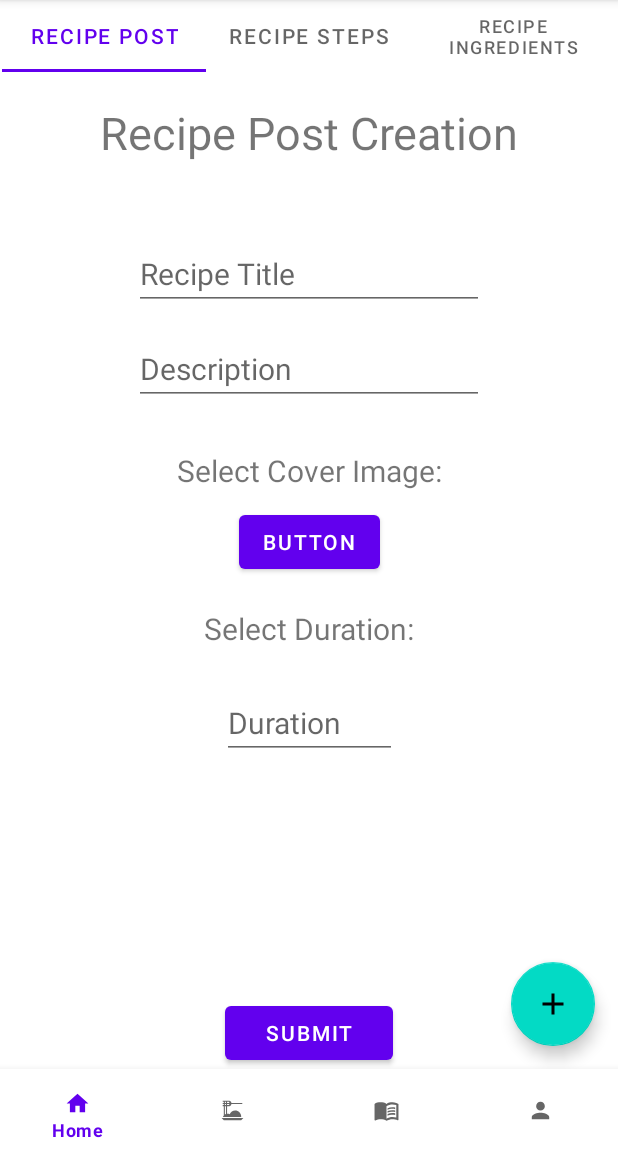
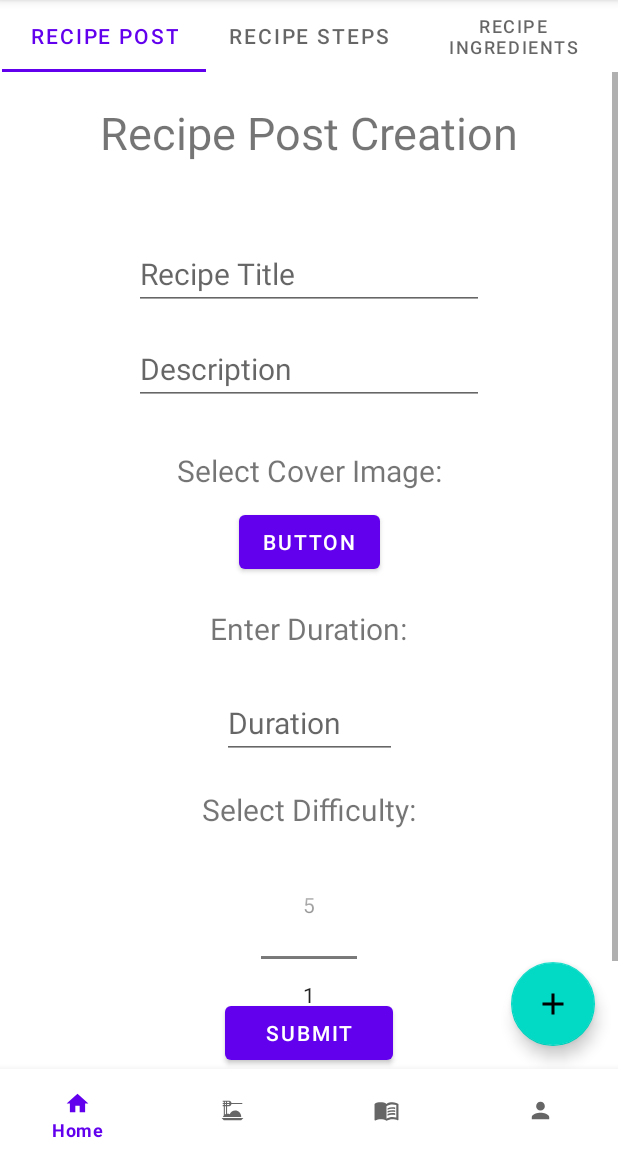
Before and after one commit to beefwhale/LobangCorner, an Android app: the fragment RecipeForm placed in its activity, on a phone screen of 412 x 824 dp, the part 84-1236 px from its top. Run offline under Robolectric (Android 15) with nearby library versions, the phone set to English and light mode, and no system bars; our stand-ins replace Firebase (no records; nobody signed in at launch, a user with empty details on screens opened directly), Picasso; libraries missing offline, so code that uses them is left out: org.parceler; pictures from the network do not load.

Commit message:
Forms for Recipe and Hawker pushed (10th push) Hawker Form Changes: - Added short desc stuff
Recipe Form Changes:
- Added difficulty and used it for ratings.
(the stars reflect de correct values but de number beside de stars is jus always 0)

```diff
--- a/app/src/main/java/sg/edu/np/madgroupyassignment/FormsViewModel.java
+++ b/app/src/main/java/sg/edu/np/madgroupyassignment/FormsViewModel.java
@@ -49,7 +49,7 @@ public class FormsViewModel extends ViewModel {
     public LiveData<String> getSelectedRecipeIngred(){return selectedRecipeIngred;}
 
 
-    private final MutableLiveData<String> selectZero = new MutableLiveData<String>();
-    public void selectZero(String string){selectZero.setValue(string);}
-    public LiveData<String> getSelectZero(){return selectZero;}
+    private final MutableLiveData<Integer> selectedDifficulty = new MutableLiveData<Integer>();
+    public void selectDifficulty(Integer integer){selectedDifficulty.setValue(integer);}
+    public LiveData<Integer> getSelectedDifficulty(){return selectedDifficulty;}
 }
--- a/app/src/main/java/sg/edu/np/madgroupyassignment/RecipeForm.java
+++ b/app/src/main/java/sg/edu/np/madgroupyassignment/RecipeForm.java
@@ -42,6 +42,7 @@ public class RecipeForm extends Fragment {
     String recipeDesc;
     String duration;
     String steps;
+    Integer difficulty;
     RecipeCorner recipeCorner;
     HashMap<String, Object> userCurrentRcp;
 
@@ -62,6 +63,8 @@ public class RecipeForm extends Fragment {
         tabLayout = recipeform.findViewById(R.id.tabLayout);
         viewPager = recipeform.findViewById(R.id.viewPager);
         submitButton = recipeform.findViewById(R.id.submitbutton);
+
+        difficulty = 0;
 
 
         RecipePostVPAdapter vpAdapter = new RecipePostVPAdapter(getChildFragmentManager(), getLifecycle());
@@ -116,6 +119,12 @@ public class RecipeForm extends Fragment {
                         totalIngred = s;//INGREDIENT parameter
                     }
                 });
+                viewModel.getSelectedDifficulty().observe(getViewLifecycleOwner(), new Observer<Integer>() {
+                    @Override
+                    public void onChanged(Integer s) {
+                        difficulty = s;//difficulty parameter
+                    }
+                });
 
                 if(recipeName == null || recipeName.length() == 0 || recipeName.isEmpty() ||
                         recipeDesc == null || recipeDesc.length() == 0 || recipeDesc.isEmpty()){
@@ -124,9 +133,9 @@ public class RecipeForm extends Fragment {
                 else{
                     ownerUID = userProfile.getUID();
                     Long timeStamp = System.currentTimeMillis();
-                    recipeCorner = new RecipeCorner(ownerUID, recipeName, recipeDesc, 0, 0, username, duration, steps,totalIngred, timeStamp);
+                    recipeCorner = new RecipeCorner(ownerUID, recipeName, recipeDesc, difficulty, 0, username, duration, steps,totalIngred, timeStamp);
                     userCurrentRcp = userProfile.getRcpList();
-                    //RcpUp(userCurrentRcp, recipeCorner);
+                    RcpUp(userCurrentRcp, recipeCorner);
                     getActivity().recreate();
                 }
 
--- a/app/src/main/java/sg/edu/np/madgroupyassignment/RecipePostMain.java
+++ b/app/src/main/java/sg/edu/np/madgroupyassignment/RecipePostMain.java
@@ -35,9 +35,14 @@ public class RecipePostMain extends Fragment {
     EditText descInput;
     static String desc;
 
+    NumberPicker numberPicker;
+    int newVal;
+
+
     private FormsViewModel viewModel;
 
-    String test;
+
+
 
     public RecipePostMain() {
 
@@ -50,8 +55,21 @@ public class RecipePostMain extends Fragment {
         durInput = f1.findViewById(R.id.minuteInput);
         titleInput = f1.findViewById(R.id.RecipeTitle);
         descInput = f1.findViewById(R.id.Desc);
+        numberPicker = f1.findViewById(R.id.numPicker);
+        newVal = 0;
         viewModel = new ViewModelProvider(requireParentFragment()).get(FormsViewModel.class);
 
+
+
+        numberPicker.setMinValue(1);
+        numberPicker.setMaxValue(5);
+        numberPicker.setOnValueChangedListener(new NumberPicker.OnValueChangeListener() {
+            @Override
+            public void onValueChange(NumberPicker numberPicker, int i, int i1) {
+                newVal = i1;
+                viewModel.selectDifficulty(newVal);
+            }
+        });
 
         //TitleInput Data Transfer
         titleInput.addTextChangedListener(new TextWatcher() {
--- a/app/src/main/res/layout/fragment_recipe_post_main.xml
+++ b/app/src/main/res/layout/fragment_recipe_post_main.xml
@@ -78,7 +78,7 @@
             android:layout_width="wrap_content"
             android:layout_height="wrap_content"
             android:layout_marginTop="20dp"
-            android:text="Select Duration:"
+            android:text="Enter Duration:"
             android:textSize="20dp"
             app:layout_constraintEnd_toEndOf="parent"
             app:layout_constraintStart_toStartOf="parent"
@@ -98,5 +98,25 @@
             app:layout_constraintStart_toStartOf="parent"
             app:layout_constraintTop_toBottomOf="@+id/rText2" />
 
+        <TextView
+            android:id="@+id/rText3"
+            android:layout_width="wrap_content"
+            android:layout_height="wrap_content"
+            android:layout_marginTop="20dp"
+            android:text="Select Difficulty:"
+            android:textSize="20dp"
+            app:layout_constraintEnd_toEndOf="parent"
+            app:layout_constraintStart_toStartOf="parent"
+            app:layout_constraintTop_toBottomOf="@+id/minuteInput" />
+
+        <NumberPicker
+            android:id="@+id/numPicker"
+            android:layout_width="wrap_content"
+            android:layout_height="wrap_content"
+            android:layout_marginTop="20dp"
+            app:layout_constraintEnd_toEndOf="parent"
+            app:layout_constraintStart_toStartOf="parent"
+            app:layout_constraintTop_toBottomOf="@+id/rText3" />
+
     </androidx.constraintlayout.widget.ConstraintLayout>
 </ScrollView>
```
Also changed, not shown: app/src/main/java/sg/edu/np/madgroupyassignment/HawkerCornerStalls.java (+5 -5 lines), app/src/main/java/sg/edu/np/madgroupyassignment/HawkerForm.java (+26 -2 lines), app/src/main/res/layout/fragment_hawker_form.xml (+19 -2 lines).
